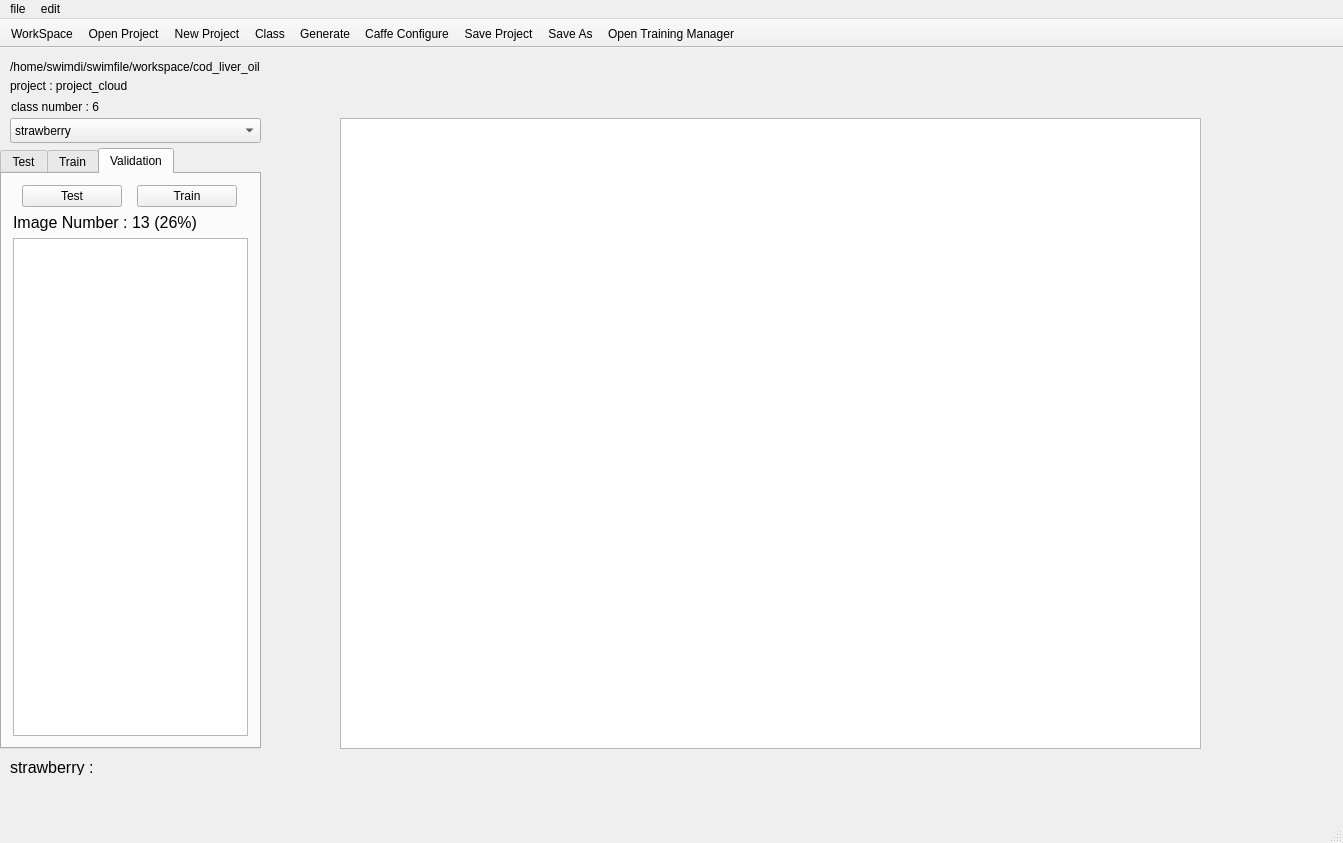
First picture: the form in mainwindow.ui, repository ches51311/data_selector, before the edit.
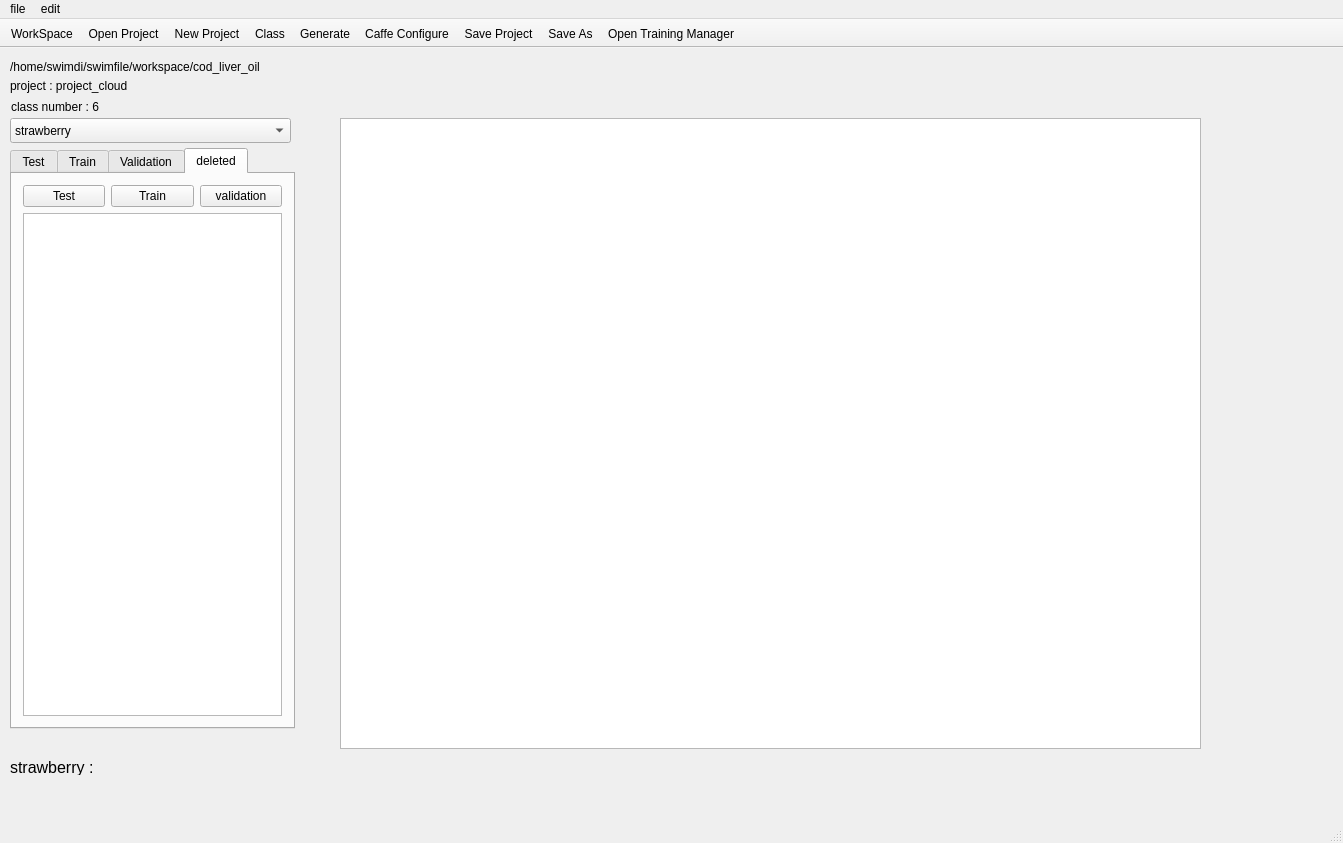
Second picture: the form after the edit. The open tabs and pages were chosen to show the change.

The edit to the form file:
```diff
--- a/mainwindow.ui
+++ b/mainwindow.ui
@@ -17,10 +17,10 @@
    <widget class="QTabWidget" name="tabWidget">
     <property name="geometry">
      <rect>
-      <x>0</x>
+      <x>10</x>
       <y>100</y>
-      <width>261</width>
-      <height>601</height>
+      <width>285</width>
+      <height>581</height>
      </rect>
     </property>
     <property name="currentIndex">
@@ -179,6 +179,56 @@
       </item>
      </layout>
     </widget>
+    <widget class="QWidget" name="tab">
+     <attribute name="title">
+      <string>deleted</string>
+     </attribute>
+     <layout class="QGridLayout" name="gridLayout">
+      <item row="0" column="0">
+       <layout class="QHBoxLayout" name="horizontalLayout_4">
+        <item>
+         <widget class="QPushButton" name="btnDelTest">
+          <property name="maximumSize">
+           <size>
+            <width>100</width>
+            <height>16777215</height>
+           </size>
+          </property>
+          <property name="text">
+           <string>Test</string>
+          </property>
+          <property name="checkable">
+           <bool>false</bool>
+          </property>
+         </widget>
+        </item>
+        <item>
+         <widget class="QPushButton" name="btnDelTrain">
+          <property name="maximumSize">
+           <size>
+            <width>100</width>
+            <height>16777215</height>
+           </size>
+          </property>
+          <property name="text">
+           <string>Train</string>
+          </property>
+         </widget>
+        </item>
+        <item>
+         <widget class="QPushButton" name="btnDelVal">
+          <property name="text">
+           <string>validation</string>
+          </property>
+         </widget>
+        </item>
+       </layout>
+      </item>
+      <item row="1" column="0">
+       <widget class="QListWidget" name="lsWidgetDel"/>
+      </item>
+     </layout>
+    </widget>
    </widget>
    <widget class="QLabel" name="labelWorkSpace">
     <property name="geometry">
@@ -204,7 +254,7 @@
      <rect>
       <x>10</x>
       <y>70</y>
-      <width>251</width>
+      <width>281</width>
       <height>25</height>
      </rect>
     </property>
```
Left out of the diff: 23 changed lines with no effect on the pictures.
